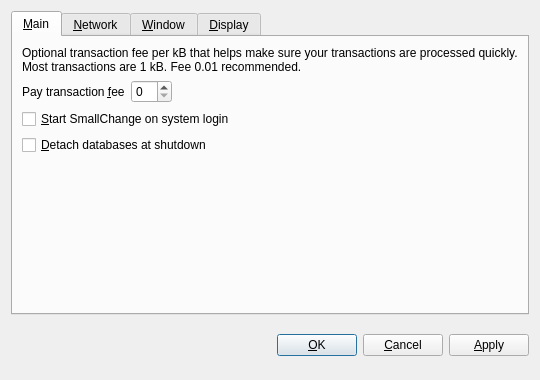
The window that src/qt/forms/optionsdialog.ui (tibcoin/test) describes before a commit, drawn with Qt 5.
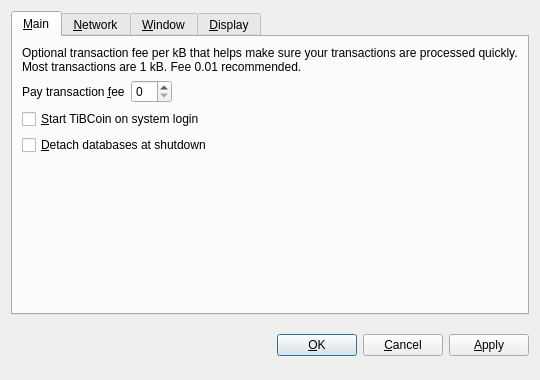
The same window after the commit. The open tabs and pages were chosen to show the change. Custom widgets are drawn as their Qt base class.

The edit to the form file:
```diff
--- a/src/qt/forms/optionsdialog.ui
+++ b/src/qt/forms/optionsdialog.ui
@@ -82,7 +82,7 @@
           <string>Automatically start SmallChange after logging in to the system.</string>
          </property>
          <property name="text">
-          <string>&amp;Start SmallChange on system login</string>
+          <string>&amp;Start TiBCoin on system login</string>
          </property>
         </widget>
        </item>
```
Left out of the diff: 10 changed lines with no effect on the pictures.
